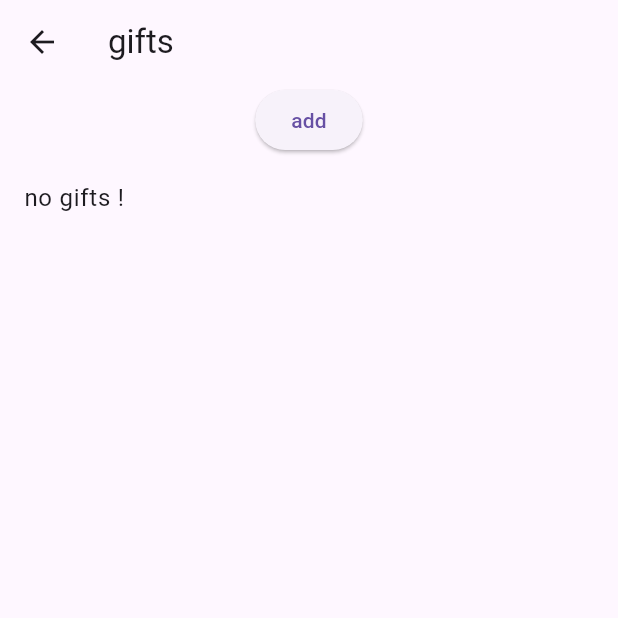
After one commit to mesteranas/tasks_flutter, a Flutter app: the screen it shows after launch, after a tap on "gifts", on a phone screen of 412 x 824 dp, the top half of it. The commit adds this screen. Run offline on Flutter 3.47's test engine with Material 3 defaults, Android fonts, the phone set to English and light mode, and no system bars; our stand-ins replace shared_preferences.

Commit message:
14/06/2024

```diff
--- /dev/null
+++ b/tasks/lib/giftsDialog.dart
@@ -0,0 +1,97 @@
+import 'package:test/jsonControl.dart';
+
+import 'settings_handler.dart';
+import 'createNewGift.dart';
+import 'language.dart';
+import 'package:flutter/material.dart';
+class GiftsDialog extends StatefulWidget{
+  Map<String,dynamic> tasks={"date":"","points":0,"tasks":[],"gifts":[]};
+  GiftsDialog({Key?key , required this.tasks}):super(key:key);
+  @override
+  State<GiftsDialog> createState()=>_GiftsDialog(tasks);
+}
+class _GiftsDialog extends State<GiftsDialog>{
+  var _=Language.translate;
+  Map<String,dynamic> tasks={"date":"","points":0,"tasks":[],"gifts":[]};
+  _GiftsDialog(this.tasks);
+  @override
+  Widget build(BuildContext context){
+    return Scaffold(
+      appBar: AppBar(
+        title:Text(_("gifts")) ,
+      ),
+      body: Center(
+        child: Column(
+          children: [
+            ElevatedButton(onPressed: () async{
+              await Navigator.push(context, MaterialPageRoute(builder: (context)=>CreateNewGift(tasks)));
+              setState(() {
+
+              });
+
+            }, child: Text(_("add"))),
+            if (this.tasks["gifts"].isEmpty)
+            ListTile(title: Text(_("no gifts !")),),
+            for (var gift in this.tasks["gifts"]) ... [
+            ListTile(title: Text(gift["name"] + _(" needs ") + gift["points"].toString() + _("points")),
+                      onLongPress: () async{
+            await showDialog(context: context, builder: (BuildContext context){
+              return AlertDialog(
+                title: Text(_("delete gift")),
+                content: Center(
+                  child: Column(
+                    children: [
+                      Text(_("would you like to delete this gift")),
+                      ElevatedButton(onPressed: (){
+                              this.tasks["gifts"].remove(gift);
+            save(this.tasks);
+            Navigator.pop(context);
+                      }, child: Text(_("delete")))
+
+                    ],
+                  ),
+                ),
+              );
+            });
+            setState(() {
+
+            });
+          }),
+            if(gift["pought"]==true)
+            ListTile(title:Text(_("you bought it")))
+            else           if (gift["points"]>this.tasks["points"])
+            ListTile(title:Text(_("collect more points to buy it?")))
+
+            else if (gift["pought"]==false)
+                        ListTile(title: Text(_("buy"))
+          ,onTap: () async{
+            await showDialog(context: context, builder: (BuildContext context){
+              return AlertDialog(
+                title: Text(_("are you sure?")),
+                content: Center(
+                  child: ElevatedButton(child: Text(_("yeah")),
+                    onPressed: (){
+                      tasks["points"]-=gift["points"];
+                      tasks["gifts"].remove(gift);
+                      gift["pought"]=true;
+                      tasks["gifts"].add(gift);
+                      save(tasks);
+                      Navigator.pop(context);
+                    },
+
+                  ),
+                ),
+              );
+            });
+            setState(() {
+
+            });
+          },)
+
+          ],
+          ]
+        ),
+      ),
+    );
+  }
+}
--- a/tasks/lib/main.dart
+++ b/tasks/lib/main.dart
@@ -1,3 +1,4 @@
+import 'giftsDialog.dart';
 import 'createNewTask.dart';
 import 'jsonControl.dart';
 import 'settings.dart';
@@ -33,6 +34,7 @@ class _test extends State<test>{
     loadTasks();
   }
   Future <void> loadTasks()async{
+    doneTasks=0;
     tasks=await get();
         for (var task in tasks["tasks"]){
       if (task["type"] == 1){
@@ -45,9 +47,17 @@ class _test extends State<test>{
     if (tasks["date"] !=date){
       tasks["date"]=date;
       tasks["points"]=0;
+      for(var gift in tasks["gifts"]){
+        tasks["gifts"].remove(gift);
+        gift["pought"]=false;
+        tasks["gifts"].add(gift);
+      }
       for (var task in tasks["tasks"]){
+        tasks["tasks"].remove(task);
         task["type"]=0;
+        tasks["tasks"].add(task);
       }
+
       save(tasks);
     }
 
@@ -109,6 +119,13 @@ class _test extends State<test>{
         ],) ,),
         body:Container(alignment: Alignment.center
         ,child: Column(children: [
+          ElevatedButton(onPressed: () async{
+            await Navigator.push(context, MaterialPageRoute(builder: (context)=>GiftsDialog(tasks: tasks,)));
+            setState(() {
+
+            });
+
+          }, child: Text(_("gifts"))),
           ListTile(title: Text(_("date:") + date),),
           ListTile(title:Text(_("points") + tasks["points"].toString()) ,),
           ListTile(title: Text(_("you ended") + doneTasks.toString() + _(" tasks from") + tasks["tasks"].length.toString() + _("tasks")),),
```
Also changed, not shown: tasks/lib/createNewGift.dart (added, +40 -0 lines), 1 other file.
